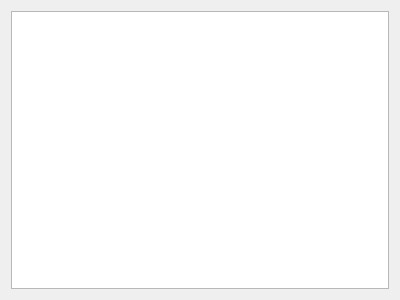
Old version of the form RedPandaIDE/settingsdialog/environmentshortcutwidget.ui in the repository royqh1979/RedPanda-CPP.
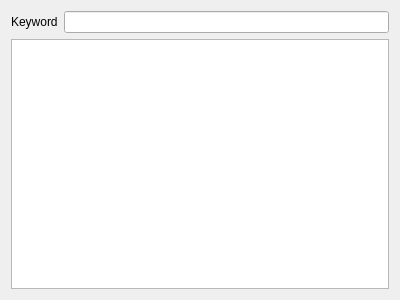
New version of the form.

```diff
--- a/RedPandaIDE/settingsdialog/environmentshortcutwidget.ui
+++ b/RedPandaIDE/settingsdialog/environmentshortcutwidget.ui
@@ -13,7 +13,35 @@
   <property name="windowTitle">
    <string>Form</string>
   </property>
-  <layout class="QHBoxLayout" name="horizontalLayout">
+  <layout class="QVBoxLayout" name="verticalLayout">
+   <item>
+    <widget class="QWidget" name="widget" native="true">
+     <layout class="QHBoxLayout" name="horizontalLayout">
+      <property name="leftMargin">
+       <number>0</number>
+      </property>
+      <property name="topMargin">
+       <number>0</number>
+      </property>
+      <property name="rightMargin">
+       <number>0</number>
+      </property>
+      <property name="bottomMargin">
+       <number>0</number>
+      </property>
+      <item>
+       <widget class="QLabel" name="label">
+        <property name="text">
+         <string>Keyword</string>
+        </property>
+       </widget>
+      </item>
+      <item>
+       <widget class="QLineEdit" name="txtKeyword"/>
+      </item>
+     </layout>
+    </widget>
+   </item>
    <item>
     <widget class="QTableView" name="tblShortcut">
      <property name="alternatingRowColors">
```
